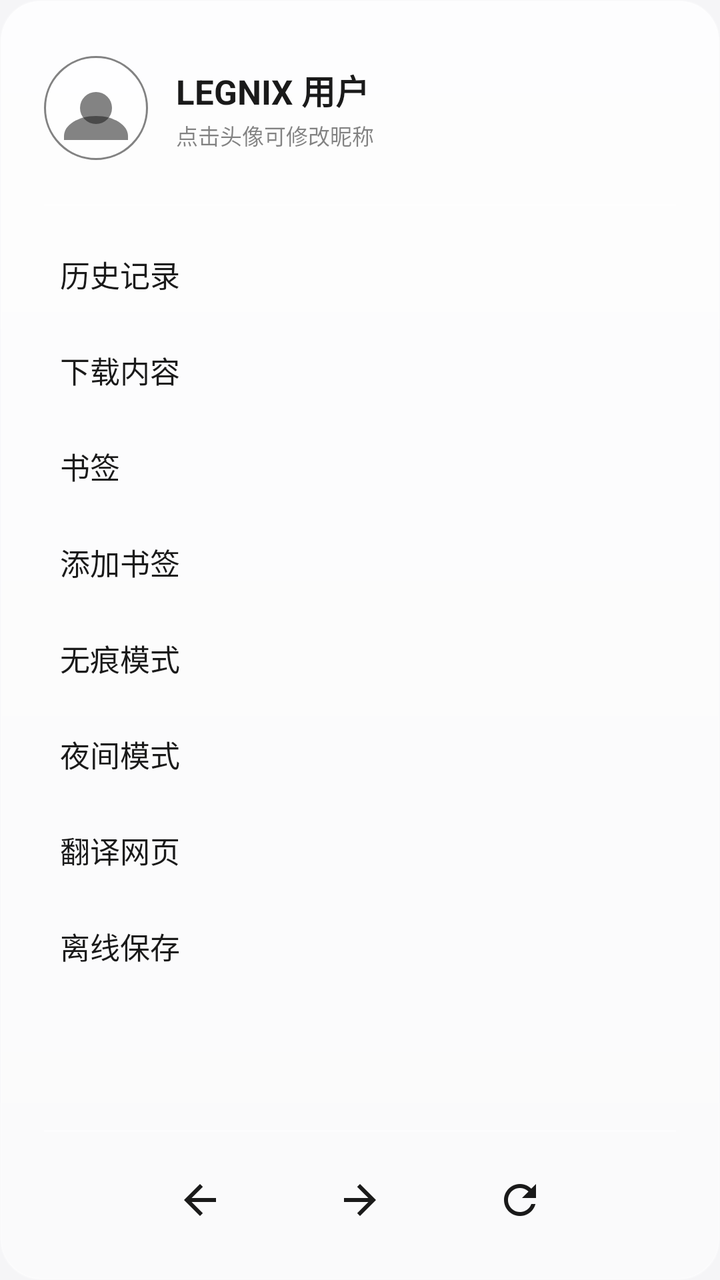
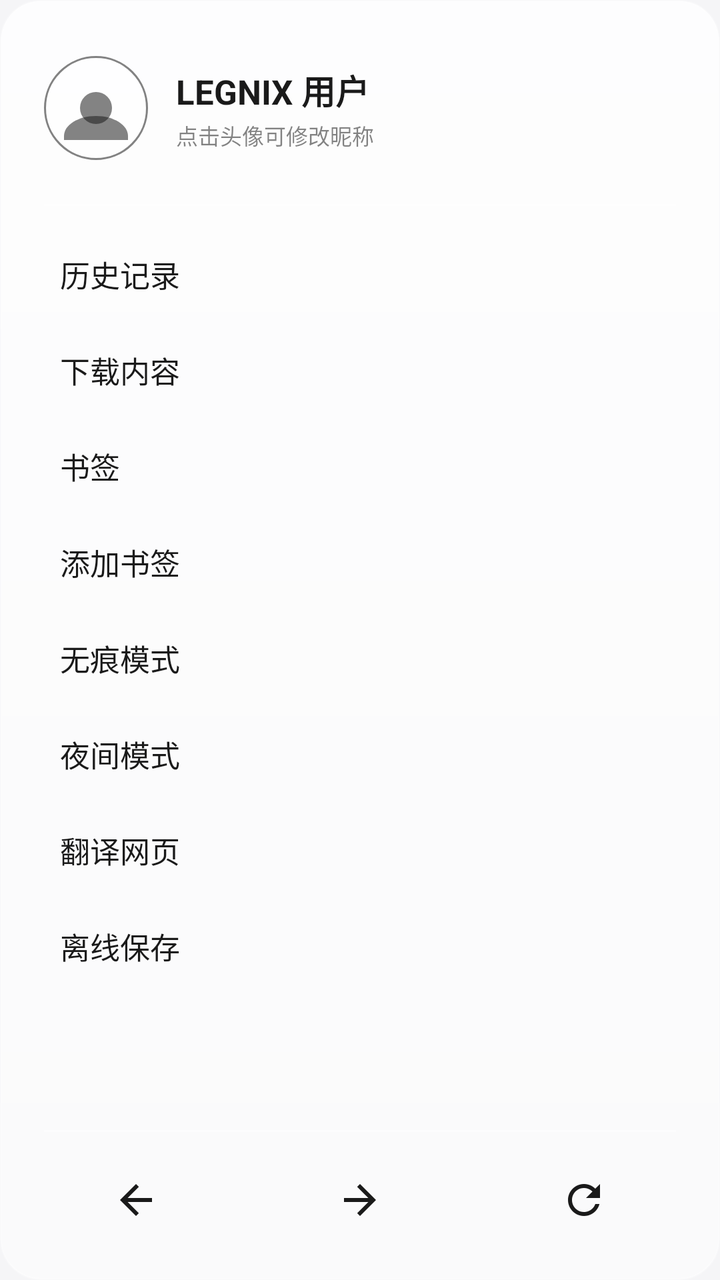

Screens rendered from an Android XML layout before and after an edit, with the pre-edit source and the edit as a unified diff.
<!-- AndroidManifest.xml: application theme Theme.LXNav -->
<!-- res/layout/view_toolbar_drawer.xml -->
<?xml version="1.0" encoding="utf-8"?>
<LinearLayout xmlns:android="http://schemas.android.com/apk/res/android"
    android:id="@+id/drawerContent"
    android:layout_width="280dp"
    android:layout_height="match_parent"
    android:orientation="vertical"
    android:background="@drawable/bg_liquid_glass"
    android:paddingTop="28dp"
    android:paddingBottom="18dp">

    
    <LinearLayout
        android:layout_width="match_parent"
        android:layout_height="wrap_content"
        android:orientation="horizontal"
        android:gravity="center_vertical"
        android:paddingStart="22dp"
        android:paddingEnd="22dp"
        android:paddingBottom="22dp">

        <ImageView
            android:id="@+id/imgAvatar"
            android:layout_width="52dp"
            android:layout_height="52dp"
            android:src="@drawable/ic_avatar_placeholder"
            android:background="@drawable/bg_avatar_circle"
            android:padding="2dp"
            android:scaleType="centerCrop"
            android:contentDescription="@null" />

        <LinearLayout
            android:layout_width="0dp"
            android:layout_height="wrap_content"
            android:layout_weight="1"
            android:layout_marginStart="14dp"
            android:orientation="vertical">

            <TextView
                android:id="@+id/tvNickname"
                android:layout_width="wrap_content"
                android:layout_height="wrap_content"
                android:text="@string/drawer_default_nickname"
                android:textColor="@color/glass_text"
                android:textSize="17sp"
                android:textStyle="bold"
                android:maxLines="1"
                android:ellipsize="end" />

            <TextView
                android:id="@+id/tvNicknameHint"
                android:layout_width="wrap_content"
                android:layout_height="wrap_content"
                android:layout_marginTop="2dp"
                android:text="@string/drawer_nickname_hint"
                android:textColor="@color/glass_text_hint"
                android:textSize="11sp" />
        </LinearLayout>
    </LinearLayout>

    <View
        android:layout_width="match_parent"
        android:layout_height="1dp"
        android:layout_marginStart="22dp"
        android:layout_marginEnd="22dp"
        android:layout_marginBottom="10dp"
        android:background="@color/glass_stroke" />

    
    <ScrollView
        android:layout_width="match_parent"
        android:layout_height="0dp"
        android:layout_weight="1"
        android:overScrollMode="never"
        android:scrollbars="none">

        <LinearLayout
            android:layout_width="match_parent"
            android:layout_height="wrap_content"
            android:orientation="vertical"
            android:paddingStart="10dp"
            android:paddingEnd="10dp">

            <TextView
                android:id="@+id/menuHistory"
                style="@style/DrawerMenuItem"
                android:text="@string/menu_history" />

            <TextView
                android:id="@+id/menuDownloads"
                style="@style/DrawerMenuItem"
                android:text="@string/menu_downloads" />

            <TextView
                android:id="@+id/menuBookmarks"
                style="@style/DrawerMenuItem"
                android:text="@string/menu_bookmarks" />

            <TextView
                android:id="@+id/menuAddBookmark"
                style="@style/DrawerMenuItem"
                android:text="@string/menu_add_bookmark" />

            <TextView
                android:id="@+id/menuIncognito"
                style="@style/DrawerMenuItem"
                android:text="@string/menu_incognito" />

            <TextView
                android:id="@+id/menuNightMode"
                style="@style/DrawerMenuItem"
                android:text="@string/menu_night_mode" />

            <TextView
                android:id="@+id/menuTranslate"
                style="@style/DrawerMenuItem"
                android:text="@string/menu_translate" />

            <TextView
                android:id="@+id/menuOffline"
                style="@style/DrawerMenuItem"
                android:text="@string/menu_offline" />
        </LinearLayout>
    </ScrollView>

    <View
        android:layout_width="match_parent"
        android:layout_height="1dp"
        android:layout_marginStart="22dp"
        android:layout_marginEnd="22dp"
        android:layout_marginTop="10dp"
        android:layout_marginBottom="12dp"
        android:background="@color/glass_stroke" />

    
    <LinearLayout
        android:layout_width="match_parent"
        android:layout_height="wrap_content"
        android:orientation="horizontal"
        android:gravity="center"
        android:paddingStart="22dp"
        android:paddingEnd="22dp">

        <ImageButton
            android:id="@+id/btnBack"
            android:layout_width="44dp"
            android:layout_height="44dp"
            android:src="@drawable/ic_back"
            android:background="?attr/selectableItemBackgroundBorderless"
            android:contentDescription="@string/menu_back" />

        <ImageButton
            android:id="@+id/btnForward"
            android:layout_width="44dp"
            android:layout_height="44dp"
            android:layout_marginStart="36dp"
            android:src="@drawable/ic_forward"
            android:background="?attr/selectableItemBackgroundBorderless"
            android:contentDescription="@string/menu_forward" />

        <ImageButton
            android:id="@+id/btnRefresh"
            android:layout_width="44dp"
            android:layout_height="44dp"
            android:layout_marginStart="36dp"
            android:src="@drawable/ic_refresh"
            android:background="?attr/selectableItemBackgroundBorderless"
            android:contentDescription="@string/menu_refresh" />
    </LinearLayout>
</LinearLayout>
<!-- resources referenced by this layout -->
<resources>
  <color name="glass_stroke">#4DFFFFFF</color>
  <color name="glass_text">#FF1A1A1A</color>
  <color name="glass_text_hint">#8A1A1A1A</color>
  <!-- drawable bg_avatar_circle (drawable) -->
  <?xml version="1.0" encoding="utf-8"?>
  <shape xmlns:android="http://schemas.android.com/apk/res/android"
      android:shape="oval">
      <solid android:color="@color/glass_stroke" />
      <stroke
          android:width="1dp"
          android:color="@color/glass_text_hint" />
  </shape>
  <!-- drawable bg_liquid_glass (drawable) -->
  <?xml version="1.0" encoding="utf-8"?>
  <shape xmlns:android="http://schemas.android.com/apk/res/android"
      android:shape="rectangle">
      <corners android:radius="20dp" />
      <gradient
          android:startColor="@color/glass_start"
          android:endColor="@color/glass_end"
          android:angle="270" />
      <stroke
          android:width="1dp"
          android:color="@color/glass_stroke" />
  </shape>
  <!-- drawable ic_back (drawable) -->
  <vector xmlns:android="http://schemas.android.com/apk/res/android"
      android:width="24dp" android:height="24dp"
      android:viewportWidth="24" android:viewportHeight="24"
      android:tint="@color/glass_text">
      <path android:fillColor="@android:color/white"
          android:pathData="M20,11H7.83l5.59,-5.59L12,4l-8,8 8,8 1.41,-1.41L7.83,13H20z"/>
  </vector>
  <!-- drawable ic_forward (drawable) -->
  <vector xmlns:android="http://schemas.android.com/apk/res/android"
      android:width="24dp" android:height="24dp"
      android:viewportWidth="24" android:viewportHeight="24"
      android:tint="@color/glass_text">
      <path android:fillColor="@android:color/white"
          android:pathData="M4,11h12.17l-5.59,-5.59L12,4l8,8 -8,8 -1.41,-1.41L16.17,13H4z"/>
  </vector>
  <string name="drawer_default_nickname">LEGNIX 用户</string>
  <string name="drawer_nickname_hint">点击头像可修改昵称</string>
  <string name="menu_add_bookmark">添加书签</string>
  <string name="menu_back">后退</string>
  <string name="menu_bookmarks">书签</string>
  <string name="menu_downloads">下载内容</string>
  <string name="menu_forward">前进</string>
  <string name="menu_history">历史记录</string>
  <string name="menu_incognito">无痕模式</string>
  <string name="menu_night_mode">夜间模式</string>
  <string name="menu_offline">离线保存</string>
  <string name="menu_refresh">刷新</string>
  <string name="menu_translate">翻译网页</string>
  <style name="Theme.LXNav" parent="Theme.AppCompat.NoActionBar">
          <item name="android:windowBackground">@color/bg_page</item>
          <item name="android:statusBarColor">@android:color/transparent</item>
          <item name="android:navigationBarColor">@android:color/transparent</item>
          <item name="android:windowNoTitle">true</item>
          
          <item name="android:windowLightStatusBar">true</item>
      </style>
  <color name="glass_start">#CCFFFFFF</color>
  <color name="glass_end">#80FFFFFF</color>
  <dimen name="drawer_menu_item_height">48dp</dimen>
  <dimen name="drawer_padding_h">20dp</dimen>
  <dimen name="drawer_menu_item_text_size">15sp</dimen>
  <!-- drawable bg_drawer_menu_item (drawable) -->
  <?xml version="1.0" encoding="utf-8"?>
  <ripple xmlns:android="http://schemas.android.com/apk/res/android"
      android:color="@color/glass_stroke">
      <item android:id="@android:id/mask">
          <shape android:shape="rectangle">
              <solid android:color="@color/transparent" />
              <corners android:radius="12dp" />
          </shape>
      </item>
  </ripple>
  <color name="bg_page">#FFF5F5F7</color>
  <color name="transparent">#00000000</color>
  <!-- unchanged entries left out for length: 3 -->
</resources>

<!-- the commit's change to res/layout/view_toolbar_drawer.xml (unified diff, before → after) -->
@@ -1,7 +1,7 @@
 <?xml version="1.0" encoding="utf-8"?>
 <LinearLayout xmlns:android="http://schemas.android.com/apk/res/android"
     android:id="@+id/drawerContent"
-    android:layout_width="280dp"
+    android:layout_width="match_parent"
     android:layout_height="match_parent"
     android:orientation="vertical"
     android:background="@drawable/bg_liquid_glass"
@@ -137,31 +137,32 @@
         android:layout_height="wrap_content"
         android:orientation="horizontal"
         android:gravity="center"
-        android:paddingStart="22dp"
-        android:paddingEnd="22dp">
+        android:paddingStart="12dp"
+        android:paddingEnd="12dp">
 
         <ImageButton
             android:id="@+id/btnBack"
-            android:layout_width="44dp"
+            android:layout_width="0dp"
             android:layout_height="44dp"
+            android:layout_weight="1"
             android:src="@drawable/ic_back"
             android:background="?attr/selectableItemBackgroundBorderless"
             android:contentDescription="@string/menu_back" />
 
         <ImageButton
             android:id="@+id/btnForward"
-            android:layout_width="44dp"
+            android:layout_width="0dp"
             android:layout_height="44dp"
-            android:layout_marginStart="36dp"
+            android:layout_weight="1"
             android:src="@drawable/ic_forward"
             android:background="?attr/selectableItemBackgroundBorderless"
             android:contentDescription="@string/menu_forward" />
 
         <ImageButton
             android:id="@+id/btnRefresh"
-            android:layout_width="44dp"
+            android:layout_width="0dp"
             android:layout_height="44dp"
-            android:layout_marginStart="36dp"
+            android:layout_weight="1"
             android:src="@drawable/ic_refresh"
             android:background="?attr/selectableItemBackgroundBorderless"
             android:contentDescription="@string/menu_refresh" />
